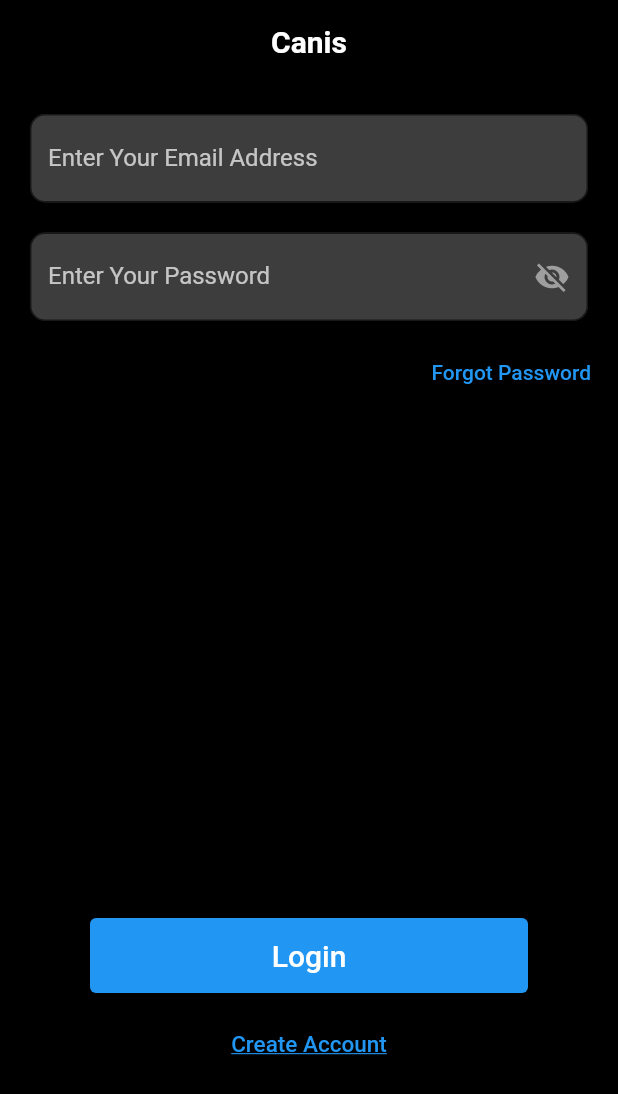
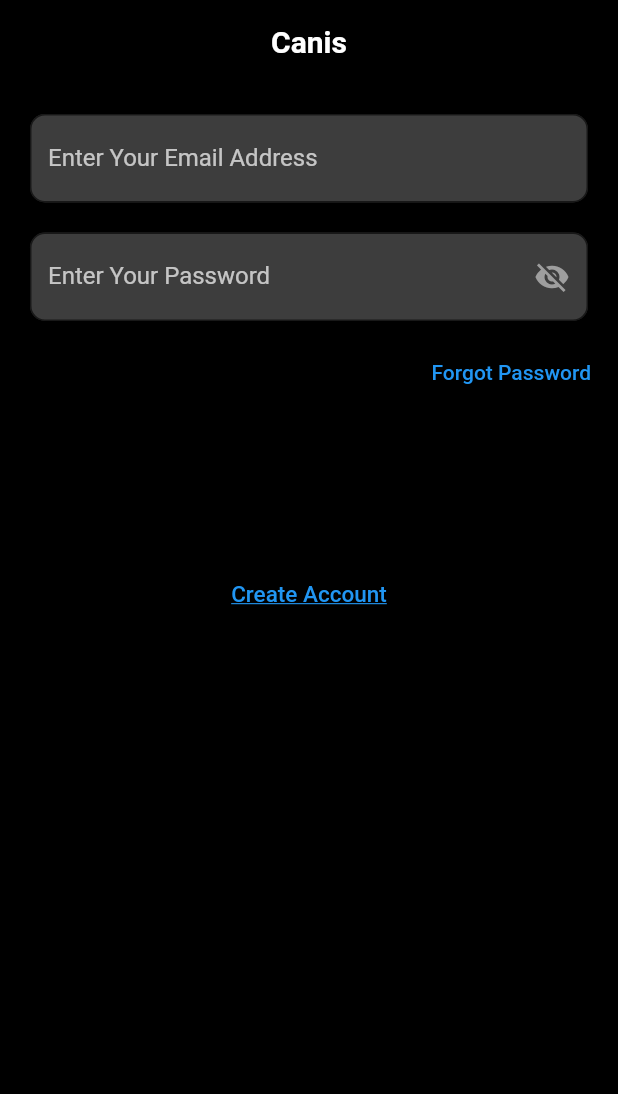
Before and after one commit to ahmedrizvi/capr_petsforsale, a Flutter app: the MyStatefulWidget widget shown alone on an empty page, opened directly, after a tap on "Remembered your Password, Return to Logi", on a phone screen of 412 x 824 dp. Shown: the top 1094 px of the screen. Run offline on Flutter 3.47's test engine with Material 2 defaults, Android fonts, the phone set to English and light mode, and no system bars; Roboto replaces fonts that are missing (Palatino).

Commit message:
Personal branch

```diff
--- a/lib/PasswordReset.dart
+++ b/lib/PasswordReset.dart
@@ -157,8 +157,8 @@ class _MyStatefulWidgetState extends State<MyStatefulWidget > {
               ),
             ),
             Container(
-                height: 300,
-                padding: const EdgeInsets.fromLTRB(50, 230, 50, 10),
+                height: 100,
+                padding: const EdgeInsets.fromLTRB(360, 50, 360, 10),
                 child: MaterialButton(
                   color: Colors.blueAccent,
                   shape: RoundedRectangleBorder( borderRadius: BorderRadius.circular(10)),
--- a/lib/login.dart
+++ b/lib/login.dart
@@ -106,8 +106,8 @@ class _MyStatefulWidgetState extends State<login> {
               },
             ),
             Container(
-                height: 400,
-                padding: const EdgeInsets.fromLTRB(50, 340, 50, 10),
+                height: 100,
+                padding: const EdgeInsets.fromLTRB(360, 50, 360, 10),
                 child: ElevatedButton(
                   child: const Text('Login',
                       style: TextStyle(fontSize: 20, color: Colors.white)),
--- a/lib/register.dart
+++ b/lib/register.dart
@@ -261,8 +261,8 @@ class _MyStatefulWidgetState extends State<MyStatefulWidget > {
               ),
             ),
             Container(
-                height: 250,
-                padding: const EdgeInsets.fromLTRB(40, 150, 40, 40),
+                height: 100,
+                padding: const EdgeInsets.fromLTRB(360, 50, 360, 10),
                 child: ElevatedButton(
                   child: const Text('Create',
                     style: TextStyle(fontSize: 20, color: Colors.white)),
```
